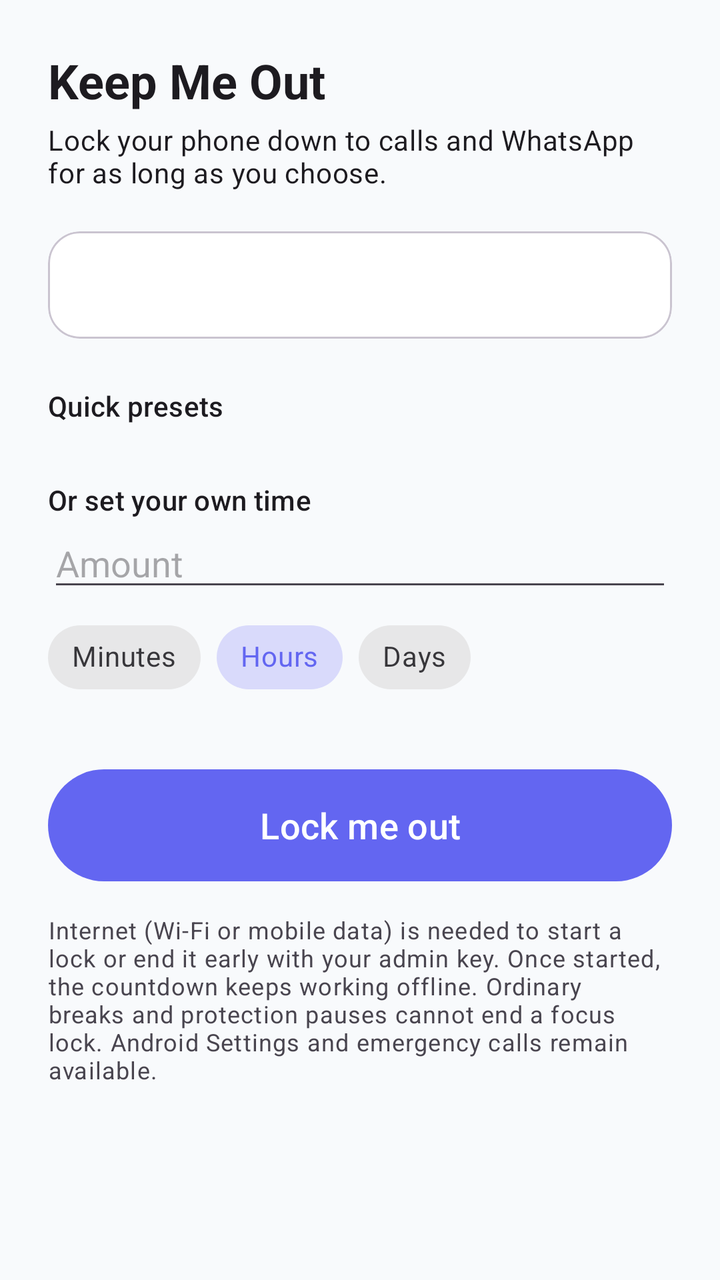
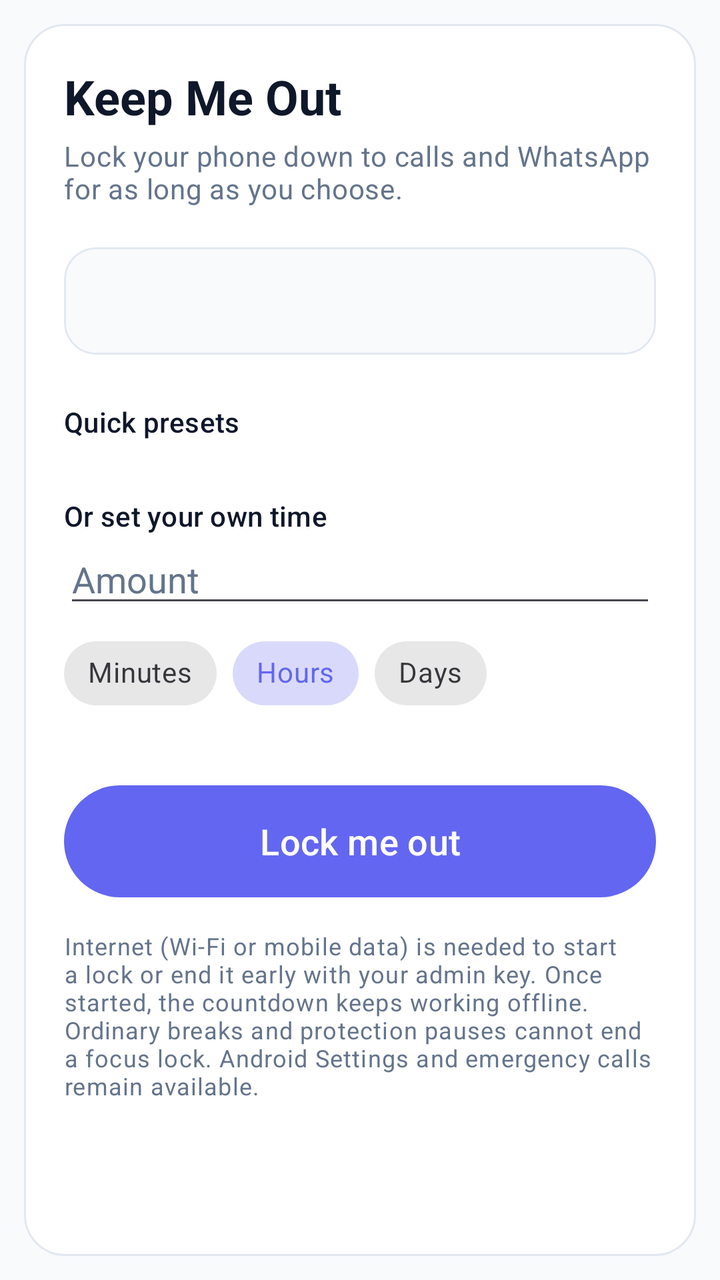

Before-and-after screenshots of an Android layout around one commit, followed by the original layout XML and the change that was made.
<!-- AndroidManifest.xml: application theme Theme.LockoutGate -->
<!-- res/layout/content_focus_tab.xml -->
<?xml version="1.0" encoding="utf-8"?>
<ScrollView xmlns:android="http://schemas.android.com/apk/res/android"
    xmlns:app="http://schemas.android.com/apk/res-auto"
    android:layout_width="match_parent"
    android:layout_height="match_parent">

    <LinearLayout
        android:layout_width="match_parent"
        android:layout_height="wrap_content"
        android:orientation="vertical"
        android:padding="24dp">

        <TextView
            android:layout_width="match_parent"
            android:layout_height="wrap_content"
            android:text="@string/tab_keep_me_out"
            android:textAppearance="?attr/textAppearanceHeadline5"
            android:textStyle="bold" />

        <TextView
            android:layout_width="match_parent"
            android:layout_height="wrap_content"
            android:layout_marginTop="4dp"
            android:text="@string/focus_subtitle"
            android:textAppearance="?attr/textAppearanceBody2" />

        <com.google.android.material.card.MaterialCardView
            android:layout_width="match_parent"
            android:layout_height="wrap_content"
            android:layout_marginTop="20dp"
            app:cardCornerRadius="16dp"
            app:cardElevation="0dp"
            app:strokeWidth="1dp">

            <TextView
                android:id="@+id/focusStatusText"
                android:layout_width="match_parent"
                android:layout_height="wrap_content"
                android:padding="16dp"
                android:textAppearance="?attr/textAppearanceSubtitle1" />
        </com.google.android.material.card.MaterialCardView>

        <com.google.android.material.card.MaterialCardView
            android:id="@+id/focusSetupCard"
            android:layout_width="match_parent"
            android:layout_height="wrap_content"
            android:layout_marginTop="12dp"
            android:visibility="gone"
            app:cardCornerRadius="16dp"
            app:cardElevation="0dp"
            app:strokeColor="?attr/colorError"
            app:strokeWidth="1dp">

            <LinearLayout
                android:layout_width="match_parent"
                android:layout_height="wrap_content"
                android:orientation="vertical"
                android:padding="16dp">

                <TextView
                    android:layout_width="match_parent"
                    android:layout_height="wrap_content"
                    android:text="@string/focus_setup_needed"
                    android:textAppearance="?attr/textAppearanceBody2" />

                <Button
                    android:id="@+id/focusEnableServiceButton"
                    style="@style/Widget.MaterialComponents.Button.OutlinedButton"
                    android:layout_width="match_parent"
                    android:layout_height="wrap_content"
                    android:layout_marginTop="8dp"
                    android:text="@string/enable_accessibility" />
            </LinearLayout>
        </com.google.android.material.card.MaterialCardView>

        <TextView
            android:layout_width="match_parent"
            android:layout_height="wrap_content"
            android:layout_marginTop="24dp"
            android:text="@string/focus_presets_label"
            android:textAppearance="?attr/textAppearanceSubtitle2" />

        <com.google.android.material.chip.ChipGroup
            android:id="@+id/focusPresetGroup"
            android:layout_width="match_parent"
            android:layout_height="wrap_content"
            android:layout_marginTop="8dp"
            app:selectionRequired="false"
            app:singleSelection="true" />

        <TextView
            android:layout_width="match_parent"
            android:layout_height="wrap_content"
            android:layout_marginTop="20dp"
            android:text="@string/focus_custom_label"
            android:textAppearance="?attr/textAppearanceSubtitle2" />

        <EditText
            android:id="@+id/focusCustomAmount"
            android:layout_width="match_parent"
            android:layout_height="wrap_content"
            android:hint="@string/focus_custom_hint"
            android:importantForAutofill="no"
            android:inputType="number"
            android:maxLength="6" />

        <com.google.android.material.chip.ChipGroup
            android:id="@+id/focusUnitGroup"
            android:layout_width="match_parent"
            android:layout_height="wrap_content"
            android:layout_marginTop="4dp"
            app:selectionRequired="true"
            app:singleSelection="true">

            <com.google.android.material.chip.Chip
                android:id="@+id/focusUnitMinutes"
                style="@style/Widget.MaterialComponents.Chip.Choice"
                android:layout_width="wrap_content"
                android:layout_height="wrap_content"
                android:text="@string/unit_minutes" />

            <com.google.android.material.chip.Chip
                android:id="@+id/focusUnitHours"
                style="@style/Widget.MaterialComponents.Chip.Choice"
                android:layout_width="wrap_content"
                android:layout_height="wrap_content"
                android:checked="true"
                android:text="@string/unit_hours" />

            <com.google.android.material.chip.Chip
                android:id="@+id/focusUnitDays"
                style="@style/Widget.MaterialComponents.Chip.Choice"
                android:layout_width="wrap_content"
                android:layout_height="wrap_content"
                android:text="@string/unit_days" />
        </com.google.android.material.chip.ChipGroup>

        <Button
            android:id="@+id/focusStartButton"
            android:layout_width="match_parent"
            android:layout_height="64dp"
            android:layout_marginTop="28dp"
            android:text="@string/focus_start"
            android:textSize="18sp" />

        <TextView
            android:layout_width="match_parent"
            android:layout_height="wrap_content"
            android:layout_marginTop="12dp"
            android:text="@string/focus_footnote"
            android:textAppearance="?attr/textAppearanceCaption" />

    </LinearLayout>
</ScrollView>
<!-- resources referenced by this layout -->
<resources>
  <string name="enable_accessibility">Enable blocking service</string>
  <string name="focus_custom_hint">Amount</string>
  <string name="focus_custom_label">Or set your own time</string>
  <string name="focus_footnote">Internet (Wi-Fi or mobile data) is needed to start a lock or end it early with your admin key. Once started, the countdown keeps working offline. Ordinary breaks and protection pauses cannot end a focus lock. Android Settings and emergency calls remain available.</string>
  <string name="focus_presets_label">Quick presets</string>
  <string name="focus_setup_needed">Turn on the blocking service first. Without it the lock can\'t be enforced.</string>
  <string name="focus_start">Lock me out</string>
  <string name="focus_subtitle">Lock your phone down to calls and WhatsApp for as long as you choose.</string>
  <string name="tab_keep_me_out">Keep Me Out</string>
  <string name="unit_days">Days</string>
  <string name="unit_hours">Hours</string>
  <string name="unit_minutes">Minutes</string>
  <style name="Theme.LockoutGate" parent="Theme.Material3.Light.NoActionBar">
          
          <item name="colorPrimary">@color/primary</item>
          <item name="colorOnPrimary">#FFFFFF</item>
          <item name="colorPrimaryContainer">@color/primary_container</item>
          <item name="colorOnPrimaryContainer">@color/on_primary_container</item>
  
          
          <item name="android:colorBackground">@color/background_light</item>
          <item name="colorSurface">@color/surface_card_light</item>
  
          
          <item name="android:statusBarColor">@color/background_light</item>
          <item name="android:windowLightStatusBar">true</item>
      </style>
  <color name="primary">#6366F1</color>
  <color name="primary_container">#EEF2FF</color>
  <color name="on_primary_container">#312E81</color>
  <color name="background_light">#F8FAFC</color>
  <color name="surface_card_light">#FFFFFF</color>
</resources>

<!-- the commit's change to res/layout/content_focus_tab.xml (unified diff, before → after) -->
@@ -2,18 +2,23 @@
 <ScrollView xmlns:android="http://schemas.android.com/apk/res/android"
     xmlns:app="http://schemas.android.com/apk/res-auto"
     android:layout_width="match_parent"
-    android:layout_height="match_parent">
+    android:layout_height="match_parent"
+    android:fillViewport="true"
+    android:padding="12dp"
+    android:clipToPadding="false">
 
     <LinearLayout
         android:layout_width="match_parent"
         android:layout_height="wrap_content"
+        android:background="@drawable/bg_panel"
         android:orientation="vertical"
-        android:padding="24dp">
+        android:padding="20dp">
 
         <TextView
             android:layout_width="match_parent"
             android:layout_height="wrap_content"
             android:text="@string/tab_keep_me_out"
+            android:textColor="@color/text_primary_light"
             android:textAppearance="?attr/textAppearanceHeadline5"
             android:textStyle="bold" />
 
@@ -22,14 +27,17 @@
             android:layout_height="wrap_content"
             android:layout_marginTop="4dp"
             android:text="@string/focus_subtitle"
+            android:textColor="@color/text_secondary_light"
             android:textAppearance="?attr/textAppearanceBody2" />
 
         <com.google.android.material.card.MaterialCardView
             android:layout_width="match_parent"
             android:layout_height="wrap_content"
             android:layout_marginTop="20dp"
+            app:cardBackgroundColor="@color/background_light"
             app:cardCornerRadius="16dp"
             app:cardElevation="0dp"
+            app:strokeColor="@color/card_stroke_light"
             app:strokeWidth="1dp">
 
             <TextView
@@ -37,15 +45,53 @@
                 android:layout_width="match_parent"
                 android:layout_height="wrap_content"
                 android:padding="16dp"
+                android:textColor="@color/text_primary_light"
                 android:textAppearance="?attr/textAppearanceSubtitle1" />
         </com.google.android.material.card.MaterialCardView>
 
+        <LinearLayout
+            android:id="@+id/publicFocusAccountPanel"
+            android:layout_width="match_parent"
+            android:layout_height="wrap_content"
+            android:layout_marginTop="12dp"
+            android:orientation="vertical"
+            android:visibility="gone">
+
+            <TextView
+                android:id="@+id/publicFocusAccountMessage"
+                android:layout_width="match_parent"
+                android:layout_height="wrap_content"
+                android:text="@string/public_focus_setup_message"
+                android:textColor="@color/text_primary_light" />
+
+            <Button
+                android:id="@+id/publicFocusEnrollButton"
+                android:layout_width="match_parent"
+                android:layout_height="wrap_content"
+                android:text="@string/public_focus_setup_title" />
+
+            <Button
+                android:id="@+id/publicFocusRecoverButton"
+                style="@style/Widget.Material3.Button.OutlinedButton"
+                android:layout_width="match_parent"
+                android:layout_height="wrap_content"
+                android:text="@string/public_focus_recover" />
+
+            <Button
+                android:id="@+id/publicFocusDeleteButton"
+                style="@style/Widget.Material3.Button.TextButton"
+                android:layout_width="match_parent"
+                android:layout_height="wrap_content"
+                android:text="@string/public_focus_delete" />
+        </LinearLayout>
+
         <com.google.android.material.card.MaterialCardView
             android:id="@+id/focusSetupCard"
             android:layout_width="match_parent"
             android:layout_height="wrap_content"
             android:layout_marginTop="12dp"
             android:visibility="gone"
+            app:cardBackgroundColor="@color/surface_card_light"
             app:cardCornerRadius="16dp"
             app:cardElevation="0dp"
             app:strokeColor="?attr/colorError"
@@ -61,6 +107,7 @@
                     android:layout_width="match_parent"
                     android:layout_height="wrap_content"
                     android:text="@string/focus_setup_needed"
+                    android:textColor="@color/text_primary_light"
                     android:textAppearance="?attr/textAppearanceBody2" />
 
                 <Button
@@ -78,6 +125,7 @@
             android:layout_height="wrap_content"
             android:layout_marginTop="24dp"
             android:text="@string/focus_presets_label"
+            android:textColor="@color/text_primary_light"
             android:textAppearance="?attr/textAppearanceSubtitle2" />
 
         <com.google.android.material.chip.ChipGroup
@@ -93,6 +141,7 @@
             android:layout_height="wrap_content"
             android:layout_marginTop="20dp"
             android:text="@string/focus_custom_label"
+            android:textColor="@color/text_primary_light"
             android:textAppearance="?attr/textAppearanceSubtitle2" />
 
         <EditText
@@ -100,6 +149,8 @@
             android:layout_width="match_parent"
             android:layout_height="wrap_content"
             android:hint="@string/focus_custom_hint"
+            android:textColor="@color/text_primary_light"
+            android:textColorHint="@color/text_secondary_light"
             android:importantForAutofill="no"
             android:inputType="number"
             android:maxLength="6" />
@@ -148,6 +199,7 @@
             android:layout_height="wrap_content"
             android:layout_marginTop="12dp"
             android:text="@string/focus_footnote"
+            android:textColor="@color/text_secondary_light"
             android:textAppearance="?attr/textAppearanceCaption" />
 
     </LinearLayout>
<!-- resource entries referenced after the edit -->
@@ -8,6 +8,10 @@
   <string name="focus_setup_needed">Turn on the blocking service first. Without it the lock can\'t be enforced.</string>
   <string name="focus_start">Lock me out</string>
   <string name="focus_subtitle">Lock your phone down to calls and WhatsApp for as long as you choose.</string>
+  <string name="public_focus_delete">Delete focus account</string>
+  <string name="public_focus_recover">Recover focus account</string>
+  <string name="public_focus_setup_message">Set up your focus account once, then choose a lock duration. No email is needed. Keep your recovery key somewhere safe outside this phone.</string>
+  <string name="public_focus_setup_title">Set up Keep Me Out</string>
   <string name="tab_keep_me_out">Keep Me Out</string>
   <string name="unit_days">Days</string>
   <string name="unit_hours">Hours</string>
@@ -31,6 +35,16 @@
   <color name="primary_container">#EEF2FF</color>
   <color name="on_primary_container">#312E81</color>
   <color name="background_light">#F8FAFC</color>
+  <color name="card_stroke_light">#E2E8F0</color>
   <color name="surface_card_light">#FFFFFF</color>
+  <color name="text_primary_light">#0F172A</color>
+  <color name="text_secondary_light">#64748B</color>
+  <!-- drawable bg_panel (drawable) -->
+  <?xml version="1.0" encoding="utf-8"?>
+  <shape xmlns:android="http://schemas.android.com/apk/res/android" android:shape="rectangle">
+      <solid android:color="@color/surface_card_light" />
+      <corners android:radius="20dp" />
+      <stroke android:width="1dp" android:color="@color/card_stroke_light" />
+  </shape>
 </resources>
 
